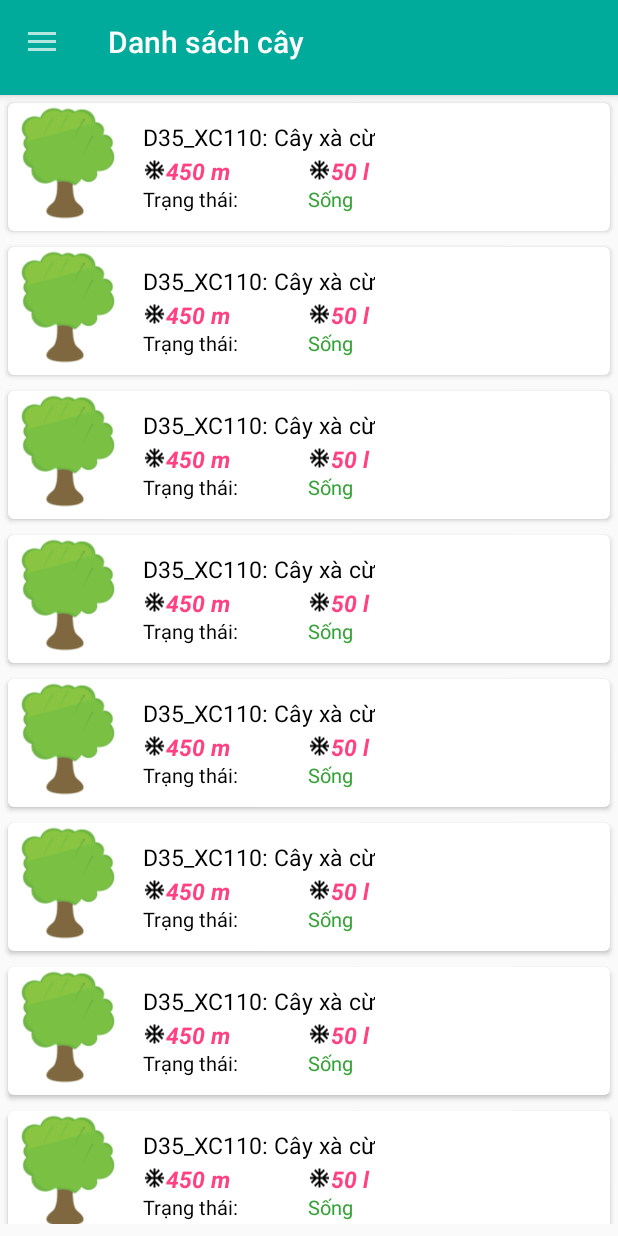
After one commit to Khoadomanh/PhanTan, an Android app: the fragment FragmentListTree placed in its activity, on a phone screen of 412 x 824 dp. The commit adds this screen. Run offline under Robolectric (Android 15) with nearby library versions, the phone set to English and light mode, and no system bars.

Commit message:
no message

```diff
--- a/app/src/main/java/com/example/nagat/phantan/MainActivity.java
+++ b/app/src/main/java/com/example/nagat/phantan/MainActivity.java
@@ -19,6 +19,7 @@ import android.view.MenuItem;
 import com.example.nagat.phantan.fragment.FragmentBanDo;
 import com.example.nagat.phantan.fragment.FragmentHistoryWater;
 import com.example.nagat.phantan.fragment.FragmentInfor;
+import com.example.nagat.phantan.fragment.FragmentListTree;
 import com.example.nagat.phantan.fragment.FragmentReportToAdmin;
 import com.example.nagat.phantan.fragment.FragmentSchedule;
 
@@ -123,6 +124,11 @@ public class MainActivity extends BaseActivity
             fragment = new FragmentInfor();
             menuId = R.menu.menu_ban_do;
             invalidateOptionsMenu();
+        }else if(itemId == R.id.item_list_tree){
+            fragment = new FragmentListTree();
+            menuId = R.menu.menu_ban_do;
+            invalidateOptionsMenu();
+
         }
 
         //replacing the fragment
--- a/app/src/main/java/com/example/nagat/phantan/adapter/TreeAdapter.java
+++ b/app/src/main/java/com/example/nagat/phantan/adapter/TreeAdapter.java
@@ -1,8 +1,55 @@
 package com.example.nagat.phantan.adapter;
+
+import android.content.Context;
+import android.support.v7.widget.RecyclerView;
+import android.view.LayoutInflater;
+import android.view.View;
+import android.view.ViewGroup;
+
+import com.example.nagat.phantan.R;
+import com.example.nagat.phantan.model.HistoryWaterTree;
+import com.example.nagat.phantan.model.Tree;
+
+import java.util.ArrayList;
 
 /**
  * Created by Win 8.1 Version 2 on 23/03/2018.
  */
 
-public class TreeAdapter {
+public class TreeAdapter  extends RecyclerView.Adapter<TreeAdapter.ListTreeViewHolder> {
+
+    private Context mContext;
+    private LayoutInflater layoutInflater;
+    private ArrayList<Tree> list;
+
+    public TreeAdapter(Context con, ArrayList<Tree> list) {
+        mContext = con;
+        layoutInflater = LayoutInflater.from(mContext);
+        this.list = list;
+    }
+
+    @Override
+    public TreeAdapter.ListTreeViewHolder onCreateViewHolder(ViewGroup parent, int viewType) {
+        View itemView = layoutInflater
+                .inflate(R.layout.item_list_tree, parent, false);
+
+        return new TreeAdapter.ListTreeViewHolder(itemView);
+    }
+
+    @Override
+    public void onBindViewHolder(TreeAdapter.ListTreeViewHolder holder, int position) {
+
+    }
+
+    @Override
+    public int getItemCount() {
+        return 10;
+    }
+
+    public class ListTreeViewHolder extends RecyclerView.ViewHolder {
+        public ListTreeViewHolder(View itemView) {
+            super(itemView);
+        }
+    }
+
 }
--- /dev/null
+++ b/app/src/main/java/com/example/nagat/phantan/fragment/FragmentListTree.java
@@ -0,0 +1,45 @@
+package com.example.nagat.phantan.fragment;
+import android.os.Bundle;
+import android.support.annotation.Nullable;
+import android.support.v4.app.Fragment;
+import android.support.v7.widget.LinearLayoutManager;
+import android.support.v7.widget.RecyclerView;
+import android.view.LayoutInflater;
+import android.view.View;
+import android.view.ViewGroup;
+
+import com.example.nagat.phantan.R;
+import com.example.nagat.phantan.adapter.HistoryWaterTreeAdapter;
+import com.example.nagat.phantan.adapter.TreeAdapter;
+import com.example.nagat.phantan.model.HistoryWaterTree;
+import com.example.nagat.phantan.model.Tree;
+
+import java.util.ArrayList;
+
+/**
+ * Created by Win 8.1 Version 2 on 23/03/2018.
+ */
+
+public class FragmentListTree extends Fragment {
+    RecyclerView rv;
+    TreeAdapter adapter;
+    @Override
+    public View onCreateView(LayoutInflater inflater, @Nullable ViewGroup container, @Nullable Bundle savedInstanceState) {
+
+        View v =  inflater.inflate(R.layout.fragment_list_tree, container, false);
+        rv = v.findViewById(R.id.rv_list_tree);
+        adapter = new TreeAdapter(getActivity(),new ArrayList<Tree>());
+        rv.setLayoutManager(new LinearLayoutManager(getActivity()));
+        rv.setAdapter(adapter);
+        return  v;
+
+    }
+
+
+    @Override
+    public void onViewCreated(View view, @Nullable Bundle savedInstanceState) {
+        super.onViewCreated(view, savedInstanceState);
+
+        getActivity().setTitle("Danh sách cây");
+    }
+}
--- /dev/null
+++ b/app/src/main/res/drawable/ic_list_tree.xml
@@ -0,0 +1,9 @@
+<vector xmlns:android="http://schemas.android.com/apk/res/android"
+        android:width="24dp"
+        android:height="24dp"
+        android:viewportWidth="24.0"
+        android:viewportHeight="24.0">
+    <path
+        android:fillColor="#FF000000"
+        android:pathData="M22,11h-4.17l3.24,-3.24 -1.41,-1.42L15,11h-2V9l4.66,-4.66 -1.42,-1.41L13,6.17V2h-2v4.17L7.76,2.93 6.34,4.34 11,9v2H9L4.34,6.34 2.93,7.76 6.17,11H2v2h4.17l-3.24,3.24 1.41,1.42L9,13h2v2l-4.66,4.66 1.42,1.41L11,17.83V22h2v-4.17l3.24,3.24 1.42,-1.41L13,15v-2h2l4.66,4.66 1.41,-1.42L17.83,13H22z"/>
+</vector>
--- /dev/null
+++ b/app/src/main/res/layout/fragment_list_tree.xml
@@ -0,0 +1,13 @@
+<?xml version="1.0" encoding="utf-8"?>
+<RelativeLayout
+    xmlns:android="http://schemas.android.com/apk/res/android" android:layout_width="match_parent"
+    android:layout_height="match_parent">
+    <android.support.v7.widget.RecyclerView
+        android:id="@+id/rv_list_tree"
+        android:layout_width="match_parent"
+        android:layout_height="wrap_content"
+        android:layout_marginBottom="8dp">
+
+    </android.support.v7.widget.RecyclerView>
+
+</RelativeLayout>
--- /dev/null
+++ b/app/src/main/res/layout/item_list_tree.xml
@@ -0,0 +1,113 @@
+<?xml version="1.0" encoding="utf-8"?>
+<RelativeLayout xmlns:android="http://schemas.android.com/apk/res/android"
+    android:layout_width="match_parent"
+    android:layout_height="85dp"
+    android:background="@drawable/bg_white_corners"
+    android:layout_margin="5dp"
+    android:elevation="2dp">
+
+    <ImageView
+        android:id="@+id/ivTree"
+        android:layout_width="80dp"
+        android:layout_height="80dp"
+        android:layout_alignParentStart="true"
+        android:layout_alignParentTop="true"
+        android:src="@drawable/ic_tree"/>
+
+    <RelativeLayout
+        android:layout_width="match_parent"
+        android:layout_height="match_parent"
+        android:layout_marginStart="10dp"
+        android:layout_toEndOf="@id/ivTree"
+        android:gravity="center_vertical">
+
+        <TextView
+            android:id="@+id/tvIDTitle"
+            android:layout_width="wrap_content"
+            android:layout_height="wrap_content"
+            android:layout_marginBottom="1dp"
+            android:ellipsize="end"
+            android:maxLines="1"
+            android:text="D35_XC110: Cây xà cừ"
+            android:textColor="@color/text_black"
+            android:textSize="15sp" />
+
+        <LinearLayout
+            android:layout_width="match_parent"
+            android:layout_height="wrap_content"
+            android:layout_below="@id/tvIDTitle">
+
+            <RelativeLayout
+                android:layout_width="0dp"
+                android:layout_height="wrap_content"
+                android:layout_weight="1">
+
+                <ImageView
+                    android:id="@+id/ic_location"
+                    android:layout_width="15dp"
+                    android:layout_height="20dp"
+                    android:src="@drawable/ic_list_tree" />
+
+                <TextView
+                    android:id="@+id/tvDistance"
+                    android:layout_width="match_parent"
+                    android:layout_height="wrap_content"
+                    android:layout_alignBottom="@id/ic_location"
+                    android:layout_alignTop="@id/ic_location"
+                    android:layout_toEndOf="@id/ic_location"
+                    android:gravity="center_vertical"
+                    android:text="450 m"
+                    android:textColor="@color/colorAccent"
+                    android:textSize="15sp"
+                    android:textStyle="italic|bold" />
+
+                <TextView
+                    android:id="@+id/tvAddress"
+                    android:layout_width="match_parent"
+                    android:layout_height="wrap_content"
+                    android:layout_below="@id/tvDistance"
+                    android:textSize="13sp"
+                    android:text="Trạng thái:"
+                    android:textColor="@color/text_black"/>
+            </RelativeLayout>
+
+            <RelativeLayout
+                android:layout_width="0dp"
+                android:layout_height="wrap_content"
+                android:layout_marginStart="10dp"
+                android:layout_weight="2">
+
+                <ImageView
+                    android:id="@+id/ic_water"
+                    android:layout_width="15dp"
+                    android:layout_height="20dp"
+                    android:src="@drawable/ic_list_tree" />
+
+                <TextView
+                    android:id="@+id/tvWater"
+                    android:layout_width="match_parent"
+                    android:layout_height="wrap_content"
+                    android:layout_alignBottom="@id/ic_water"
+                    android:layout_alignTop="@id/ic_water"
+                    android:layout_toEndOf="@id/ic_water"
+                    android:gravity="center_vertical"
+                    android:text="50 l"
+                    android:textColor="@color/colorAccent"
+                    android:textSize="15sp"
+                    android:textStyle="italic|bold" />
+
+                <TextView
+                    android:id="@+id/tvWaterDetail"
+                    android:layout_width="match_parent"
+                    android:layout_height="wrap_content"
+                    android:layout_below="@id/tvWater"
+                    android:maxLines="2"
+                    android:text="Sống"
+                    android:textColor="@color/green"
+                    android:textSize="@dimen/text_size_small" />
+            </RelativeLayout>
+
+
+        </LinearLayout>
+    </RelativeLayout>
+</RelativeLayout>
--- a/app/src/main/res/menu/activity_main_drawer.xml
+++ b/app/src/main/res/menu/activity_main_drawer.xml
@@ -8,6 +8,10 @@
             android:id="@+id/item_maps"
             android:icon="@drawable/icon_maps"
             android:title="@string/maps" />
+        <item
+            android:id="@+id/item_list_tree"
+            android:icon="@drawable/ic_list_tree"
+            android:title="@string/list_tree" />
         <item
             android:id="@+id/item_schelude"
             android:icon="@drawable/icon_schedule"
--- a/app/src/main/res/values/strings.xml
+++ b/app/src/main/res/values/strings.xml
@@ -10,6 +10,7 @@
     <string name="common_ok">OK</string>
     <string name="common_cancel">CANCEL</string>
     <string name="maps">Bản đồ</string>
+    <string name="list_tree">Danh sách cây</string>
     <string name="schedule">Đặt lịch tưới</string>
     <string name="report_system">Báo lỗi hệ thống</string>
     <string name="log_out">Đăng xuất</string>
```
